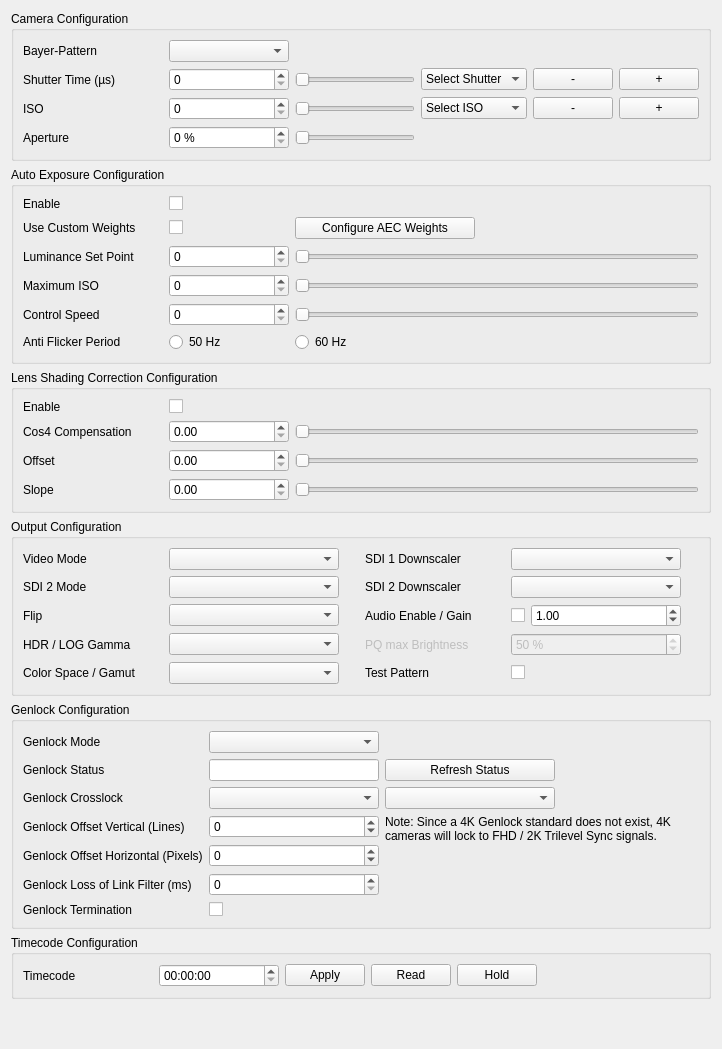
Old version of the form dct_widgets/inoutbox/inoutbox.ui in the repository KAYA-Instruments/SDI-Control-Point.
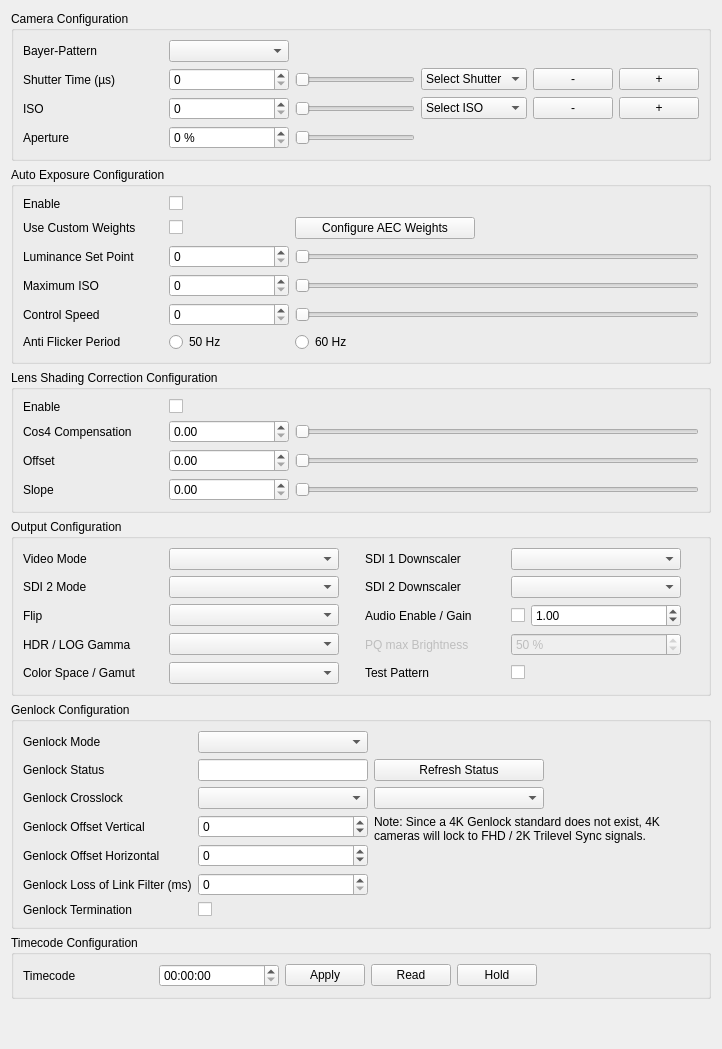
New version of the form.

Commit message: Adding genlock features step 3 + small fixes in wb reset

Diff of the .ui file:
```diff
--- a/dct_widgets/inoutbox/inoutbox.ui
+++ b/dct_widgets/inoutbox/inoutbox.ui
@@ -1225,7 +1225,7 @@
          </size>
         </property>
         <property name="text">
-         <string>Genlock Offset Vertical (Lines)</string>
+         <string>Genlock Offset Vertical</string>
         </property>
        </widget>
       </item>
@@ -1366,7 +1366,7 @@
          </size>
         </property>
         <property name="text">
-         <string>Genlock Offset Horizontal (Pixels)</string>
+         <string>Genlock Offset Horizontal</string>
         </property>
        </widget>
       </item>
```
The commit also changes 5 other files.
